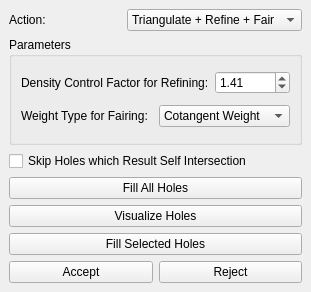
Qt form Polyhedron/demo/Polyhedron/Hole_filling_widget.ui (CGAL/cgal) before a commit.
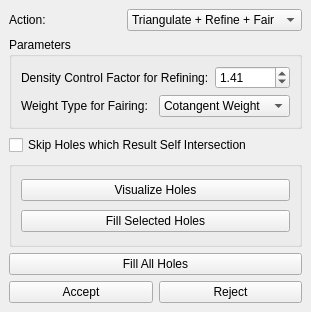
The same form after that commit.

Commit message: put two buttons together in a group box

Patch:
```diff
--- a/Polyhedron/demo/Polyhedron/Hole_filling_widget.ui
+++ b/Polyhedron/demo/Polyhedron/Hole_filling_widget.ui
@@ -10,7 +10,7 @@
     <x>0</x>
     <y>0</y>
     <width>311</width>
-    <height>292</height>
+    <height>312</height>
    </rect>
   </property>
   <property name="windowTitle">
@@ -123,12 +123,11 @@
      </widget>
     </item>
     <item>
-     <widget class="QPushButton" name="Fill_all_holes_button">
-      <property name="text">
-       <string>Fill All Holes</string>
+     <widget class="QGroupBox" name="groupBox_2">
+      <property name="title">
+       <string/>
       </property>
-     </widget>
-    </item>
+      <layout class="QVBoxLayout" name="verticalLayout_3">
     <item>
      <widget class="QPushButton" name="Visualize_holes_button">
       <property name="enabled">
@@ -146,6 +145,16 @@
       </property>
       <property name="text">
        <string>Fill Selected Holes</string>
+         </property>
+        </widget>
+       </item>
+      </layout>
+     </widget>
+    </item>
+    <item>
+     <widget class="QPushButton" name="Fill_all_holes_button">
+      <property name="text">
+       <string>Fill All Holes</string>
       </property>
      </widget>
     </item>
```
Lines whose indentation alone changed are shown as unchanged.
